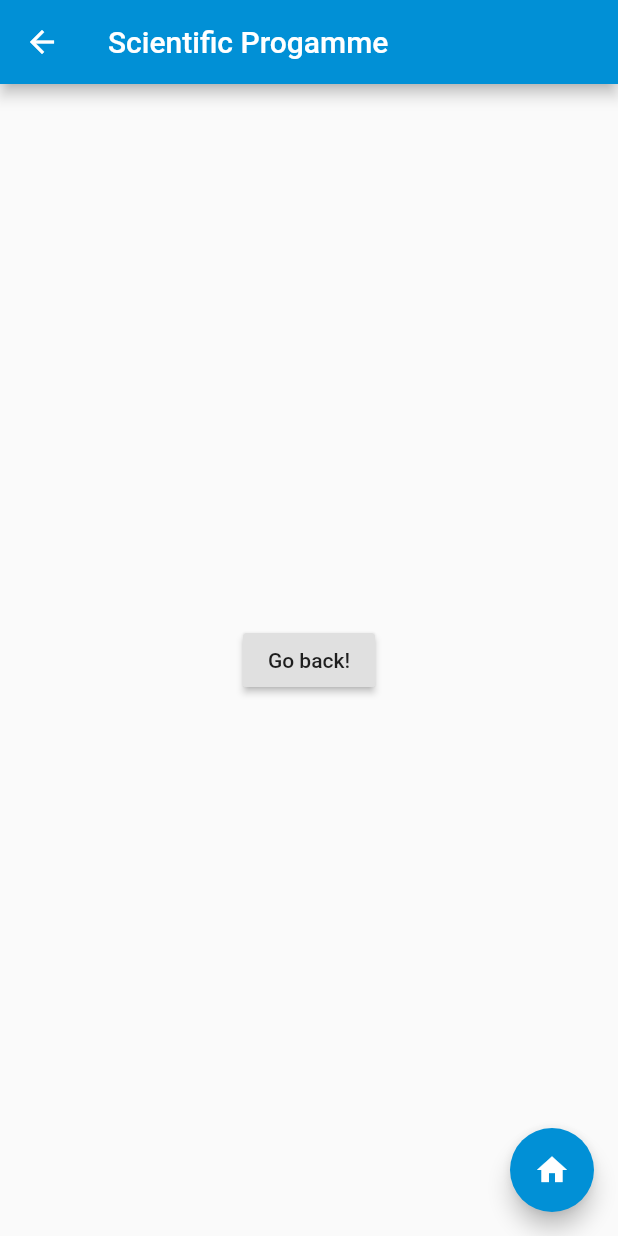
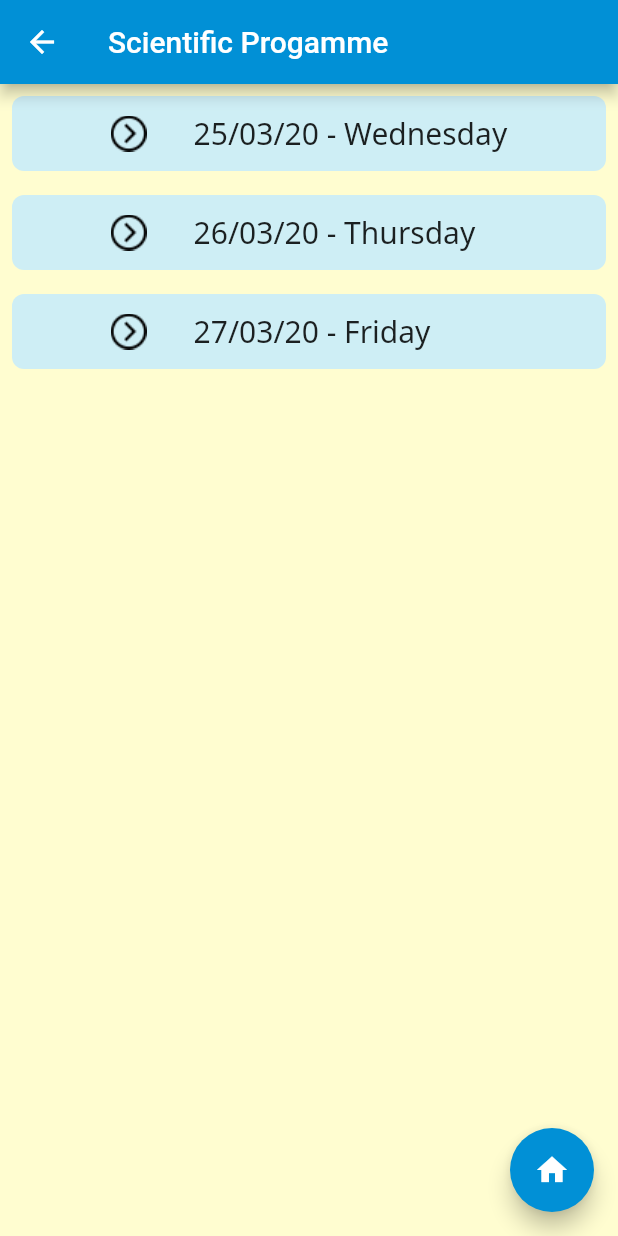
Before and after one commit to thanutpheeraphan/flutter_app, a Flutter app: the Home widget shown alone on an empty page, opened directly, after a tap on "Scientific Programme", on a phone screen of 412 x 824 dp. Run offline on Flutter 3.47's test engine with Material 2 defaults, Android fonts, the light colour scheme and no system bars; our stand-ins replace google_fonts; missing offline and left inert: assorted_layout_widgets.

Commit message:
Finished 1st card route
Added images some useful and some not

```diff
--- /dev/null
+++ b/flutter_app2/lib/day1.dart
@@ -0,0 +1,25 @@
+import 'package:flutter/material.dart';
+import 'package:flutter/cupertino.dart';
+
+class day1 extends StatelessWidget {
+  @override
+  Widget build(BuildContext context) {
+    return Scaffold(
+
+      appBar: AppBar(
+        title: Text("Personal Programme"),
+        backgroundColor:  Color(0xff0190D6)
+      ),
+      body: Center(
+        child: RaisedButton(
+          onPressed: () {
+            // Navigate back to first route when tapped.
+            Navigator.pop(context);
+
+          },
+          child: Text('Go back!'),
+        ),
+      ),
+    );
+  }
+}
--- a/flutter_app2/lib/first_route.dart
+++ b/flutter_app2/lib/first_route.dart
@@ -1,23 +1,81 @@
 import 'package:flutter/material.dart';
 import 'package:flutter/cupertino.dart';
+import 'package:flutter_app2/day1.dart';
+import 'package:google_fonts/google_fonts.dart';
 
 class first_route extends StatelessWidget {
   @override
   Widget build(BuildContext context) {
     return Scaffold(
+      backgroundColor: Color(0xfffffdd0),
       appBar: AppBar(
         title: Text("Scientific Progamme"),
         backgroundColor: Color(0xff0190D6),
       ),
       body: Center(
-        child: RaisedButton(
-          onPressed: () {
-            // Navigate back to first route when tapped.
-            Navigator.pop(context);
+        child: ListView(
+          padding: const EdgeInsets.all(8),
+          children: <Widget>[
+            Container(
+            height: 50,
+            decoration: BoxDecoration(
+              borderRadius: BorderRadius.all(Radius.circular(8.0)),
+              color: Color(0xffCEEEF5)
+            ),
+            //color: Color(0xffCEEEF5 ),
+              child: InkWell(
+                splashColor: Colors.white.withAlpha(30),
+                onTap: (){
+                Navigator.push(context,MaterialPageRoute(builder: (context) => day1()));
+              },
+               child: Container(
+                 child: Row(
+                   children: <Widget>[Text('                   '),Image.asset('assets/images/arrow.png'), Text('      25/03/20 - Wednesday',  style: GoogleFonts.notoSans(fontSize: 20),textAlign: TextAlign.center,)],
+                 ),
+               ),
+            ),
+          ),
+            Text('  '),
+            Container(
+              height: 50,
+              decoration: BoxDecoration(
+                borderRadius: BorderRadius.all(Radius.circular(8.0)),
+                color:  Color(0xffCEEEF5),
+              ),
+              child: InkWell(
+                splashColor: Colors.white.withAlpha(30),
+                onTap: (){
+                  Navigator.push(context,MaterialPageRoute(builder: (context) => day1()));
+                },
+                child: Container(
+                  child: Row(
+                    children: <Widget>[Text('                   '),Image.asset('assets/images/arrow.png'), Text('      26/03/20 - Thursday',  style: GoogleFonts.notoSans(fontSize: 20),textAlign: TextAlign.center,)],
+                  ),
+                ),
+              ),
+            ),
+            Text('  '),
+            Container(
+              height: 50,
+              decoration: BoxDecoration(
+                borderRadius: BorderRadius.all(Radius.circular(8.0)),
+                color: Color(0xffCEEEF5)
+              ),
 
-          },
+              child: InkWell(
+                splashColor: Colors.white.withAlpha(30),
+                onTap: (){
+                  Navigator.push(context,MaterialPageRoute(builder: (context) => day1()));
+                },
+                child: Container(
+                  child: Row(
+                    children: <Widget>[Text('                   '),Image.asset('assets/images/arrow.png'), Text('      27/03/20 - Friday',   style: GoogleFonts.notoSans(fontSize: 20),textAlign: TextAlign.center,)],
+                  ),
+                ),
+              ),
+            ),],
 
-          child: Text('Go back!'),
+
         ),
       ),
       floatingActionButton: FloatingActionButton(
--- a/flutter_app2/lib/main3.dart
+++ b/flutter_app2/lib/main3.dart
@@ -15,6 +15,7 @@ import 'package:flutter_app2/fourth_route.dart';
 import 'package:flutter_app2/fifth_route.dart';
 import 'package:flutter_app2/sixth_route.dart';
 import 'placeholder_widget.dart';
+import 'package:google_fonts/google_fonts.dart';
 
 class MyApp extends StatelessWidget {
   @override
@@ -41,7 +42,7 @@ class _HomeState extends State<Home> {
 
     var newCard1 = new Center( //has big size
       child: Card(
-        color: Color(0xfffffdd0),
+        color: Color(0xffFFFDB7),
         child: InkWell(
           splashColor: Colors.blue.withAlpha(30),
           onTap: () {
@@ -52,7 +53,8 @@ class _HomeState extends State<Home> {
             width: 133,
             height: 100,
             child: Column(
-              children: <Widget>[Image.asset('assets/images/one_2.png'), Text('Scientific Programme',  style: TextStyle(height:1, fontSize: 20),textAlign: TextAlign.center,)], //,color: Color(0xffFCCA3C)
+              mainAxisAlignment: MainAxisAlignment.spaceEvenly,
+              children: <Widget>[Image.asset('assets/images/one_2.png'), Text('Scientific Programme',   style: GoogleFonts.notoSans(fontSize: 16),textAlign: TextAlign.center,)], //,color: Color(0xffFCCA3C)
             ),
           ),
         ),
@@ -73,7 +75,8 @@ class _HomeState extends State<Home> {
             width: 133,
             height: 100,
             child: Column(
-              children: <Widget>[Image.asset('assets/images/two.png'), Text('Personal Programme',  style: TextStyle(height:1, fontSize: 20),textAlign: TextAlign.center,)], //,color: Color(0xffFCCA3C)
+              mainAxisAlignment: MainAxisAlignment.spaceEvenly,
+              children: <Widget>[Image.asset('assets/images/two.png'), Text('Personal Programme',  style: GoogleFonts.notoSans(fontSize: 16),textAlign: TextAlign.center,)], //,color: Color(0xffFCCA3C)
             ),
           ),
         ),
@@ -92,7 +95,8 @@ class _HomeState extends State<Home> {
             width: 133,
             height: 100,
             child: Column(
-              children: <Widget>[Image.asset('assets/images/three.png'), Text('Programme Overview',  style: TextStyle(height:1, fontSize: 20),textAlign: TextAlign.center,)], //,color: Color(0xffFCCA3C)
+              mainAxisAlignment: MainAxisAlignment.spaceEvenly,
+              children: <Widget>[Image.asset('assets/images/three.png'), Text('Programme Overview',   style: GoogleFonts.notoSans(fontSize: 16),textAlign: TextAlign.center,)], //,color: Color(0xffFCCA3C)
             ),
           ),
         ),
@@ -111,7 +115,8 @@ class _HomeState extends State<Home> {
             width: 133,
             height: 100,
             child: Column(
-              children: <Widget>[Image.asset('assets/images/four.png'), Text('Authors',  style: TextStyle(height:1, fontSize: 20),textAlign: TextAlign.center,)], //,color: Color(0xffFCCA3C)
+              mainAxisAlignment: MainAxisAlignment.spaceEvenly,
+              children: <Widget>[Image.asset('assets/images/four.png'), Text('Authors',   style: GoogleFonts.notoSans(fontSize: 17),textAlign: TextAlign.center,)], //,color: Color(0xffFCCA3C)
             ),
           ),
         ),
@@ -130,7 +135,8 @@ class _HomeState extends State<Home> {
             width: 133,
             height: 100,
             child: Column(
-              children: <Widget>[Image.asset('assets/images/five.png'), Text('Posters',  style: TextStyle(height:1, fontSize: 20),textAlign: TextAlign.center,)], //,color: Color(0xffFCCA3C)
+              mainAxisAlignment: MainAxisAlignment.spaceEvenly,
+              children: <Widget>[Image.asset('assets/images/five.png'), Text('Posters',  style: GoogleFonts.notoSans(fontSize: 17),textAlign: TextAlign.center,)], //,color: Color(0xffFCCA3C)
             ),
           ),
         ),
@@ -149,7 +155,8 @@ class _HomeState extends State<Home> {
             width: 133,
             height: 100,
             child: Column(
-              children: <Widget>[Image.asset('assets/images/six.png'), Text('Venus & Plans',  style: TextStyle(height:1, fontSize: 20),textAlign: TextAlign.center,)], //,color: Color(0xffFCCA3C)
+              mainAxisAlignment: MainAxisAlignment.spaceEvenly,
+              children: <Widget>[Image.asset('assets/images/six.png'), Text('Venus &      Plans',   style: GoogleFonts.notoSans(fontSize: 17),textAlign: TextAlign.center,)], //,color: Color(0xffFCCA3C)
             ),
           ),
         ),
@@ -168,7 +175,8 @@ class _HomeState extends State<Home> {
             width: 133,
             height: 100,
             child: Column(
-              children: <Widget>[Image.asset('assets/images/seven.png'), Text('Exhibition',  style: TextStyle(height:1, fontSize: 20),textAlign: TextAlign.center,)], //,color: Color(0xffFCCA3C)
+              mainAxisAlignment: MainAxisAlignment.spaceEvenly,
+              children: <Widget>[Image.asset('assets/images/seven.png'), Text('Exhibition',   style: GoogleFonts.notoSans(fontSize: 17),textAlign: TextAlign.center,)], //,color: Color(0xffFCCA3C)
             ),
           ),
         ),
@@ -187,7 +195,8 @@ class _HomeState extends State<Home> {
             width: 133,
             height: 100,
             child: Column(
-              children: <Widget>[Image.asset('assets/images/eight.png'), Text('General Information',  style: TextStyle(height:1, fontSize: 20),textAlign: TextAlign.center,)], //,color: Color(0xffFCCA3C)
+              mainAxisAlignment: MainAxisAlignment.spaceEvenly,
+              children: <Widget>[Image.asset('assets/images/eight.png'), Text('General Information',  style: GoogleFonts.notoSans(fontSize: 17),textAlign: TextAlign.center,)], //,color: Color(0xffFCCA3C)
             ),
           ),
         ),
@@ -206,7 +215,8 @@ class _HomeState extends State<Home> {
             width: 133,
             height: 100,
             child: Column(
-              children: <Widget>[Image.asset('assets/images/nine.png'), Text('Programme   of Events',  style: TextStyle(height:1, fontSize: 20),textAlign: TextAlign.center,)], //,color: Color(0xffFCCA3C)
+              mainAxisAlignment: MainAxisAlignment.spaceEvenly,
+              children: <Widget>[Image.asset('assets/images/nine.png'), Text('Programme of Events',   style: GoogleFonts.notoSans(fontSize: 17),textAlign: TextAlign.center,)], //,color: Color(0xffFCCA3C)
             ),
           ),
         ),
@@ -225,7 +235,8 @@ class _HomeState extends State<Home> {
             width: 133,
             height: 100,
             child: Column(
-              children: <Widget>[Image.asset('assets/images/ten.png'), Text('Partners',  style: TextStyle(height:1, fontSize: 20),textAlign: TextAlign.center,)], //,color: Color(0xffFCCA3C)
+              mainAxisAlignment: MainAxisAlignment.spaceEvenly,
+              children: <Widget>[Image.asset('assets/images/ten.png'), Text('Partners',   style: GoogleFonts.notoSans(fontSize: 17),textAlign: TextAlign.center,)], //,color: Color(0xffFCCA3C)
             ),
           ),
         ),
@@ -244,7 +255,8 @@ class _HomeState extends State<Home> {
             width: 133,
             height: 100,
             child: Column(
-              children: <Widget>[Image.asset('assets/images/eleven.png'), Text('Networking',  style: TextStyle(height:1, fontSize: 20),textAlign: TextAlign.center,)], //,color: Color(0xffFCCA3C)
+              mainAxisAlignment: MainAxisAlignment.spaceEvenly,
+              children: <Widget>[ Image.asset('assets/images/eleven.png'), Text('Networking',   style: GoogleFonts.notoSans(fontSize: 17),textAlign: TextAlign.center,)], //,color: Color(0xffFCCA3C)
             ),
           ),
         ),
@@ -263,7 +275,8 @@ class _HomeState extends State<Home> {
             width: 133,
             height: 100,
             child: Column(
-              children: <Widget>[Image.asset('assets/images/twelve.png'), Text('News',  style: TextStyle(height:1, fontSize: 20),textAlign: TextAlign.center,)], //,color: Color(0xffFCCA3C)
+              mainAxisAlignment: MainAxisAlignment.spaceEvenly,
+              children: <Widget>[Image.asset('assets/images/twelve.png'), Text('News',  style: GoogleFonts.notoSans(fontSize: 17),textAlign: TextAlign.center,)], //,color: Color(0xffFCCA3C)
             ),
           ),
         ),
@@ -290,7 +303,6 @@ class _HomeState extends State<Home> {
       ),
     );
 
-
   }
 }
 void main() {
--- a/flutter_app2/pubspec.yaml
+++ b/flutter_app2/pubspec.yaml
@@ -18,6 +18,7 @@ environment:
 
 dependencies:
   assorted_layout_widgets: ^1.0.14
+  google_fonts: ^0.3.2
   flutter:
     sdk: flutter
 
@@ -60,6 +61,11 @@ flutter:
     - assets/images/ten.png
     - assets/images/eleven.png
     - assets/images/twelve.png
+    - assets/images/next.png
+    - assets/images/arrow.png
+    - assets/images/right.png
+    - assets/images/right2.png
+    - assets/images/login.png
 
 
   # To add assets to your application, add an assets section, like this:
```
Also changed, not shown: flutter_app2/assets/images/arrow-right.png (added), flutter_app2/assets/images/arrow.png (added), flutter_app2/assets/images/login.png (added), flutter_app2/assets/images/next.png (added), flutter_app2/assets/images/right.png (added), flutter_app2/assets/images/right2.png (added), flutter_app2/pubspec.lock.
